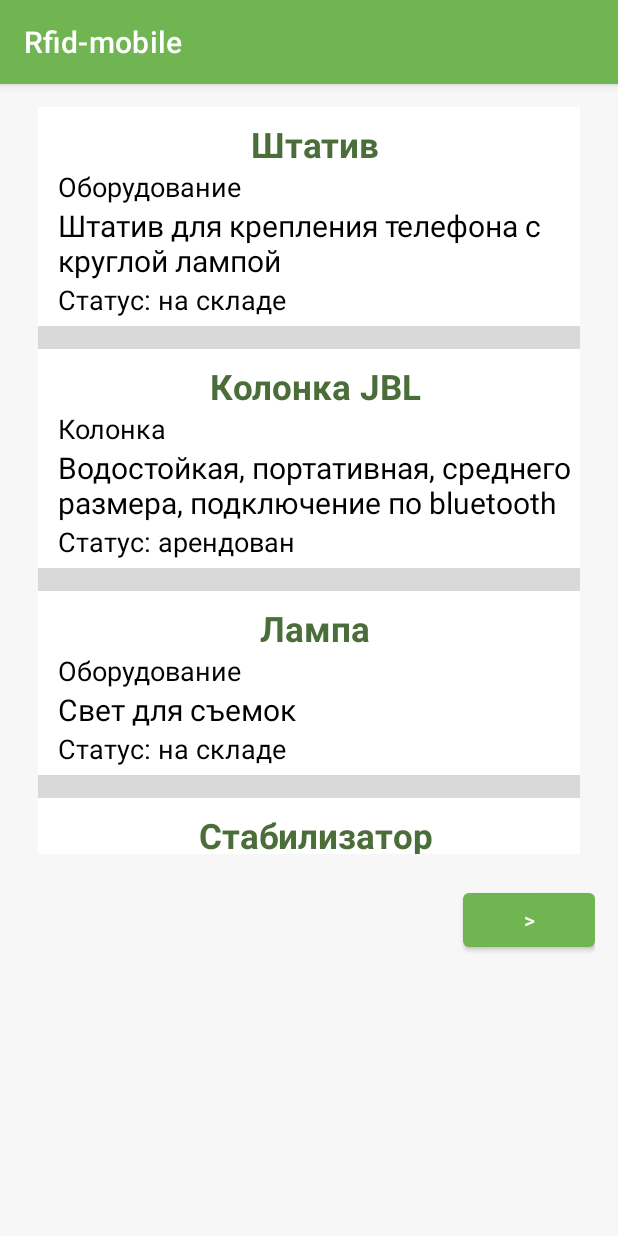
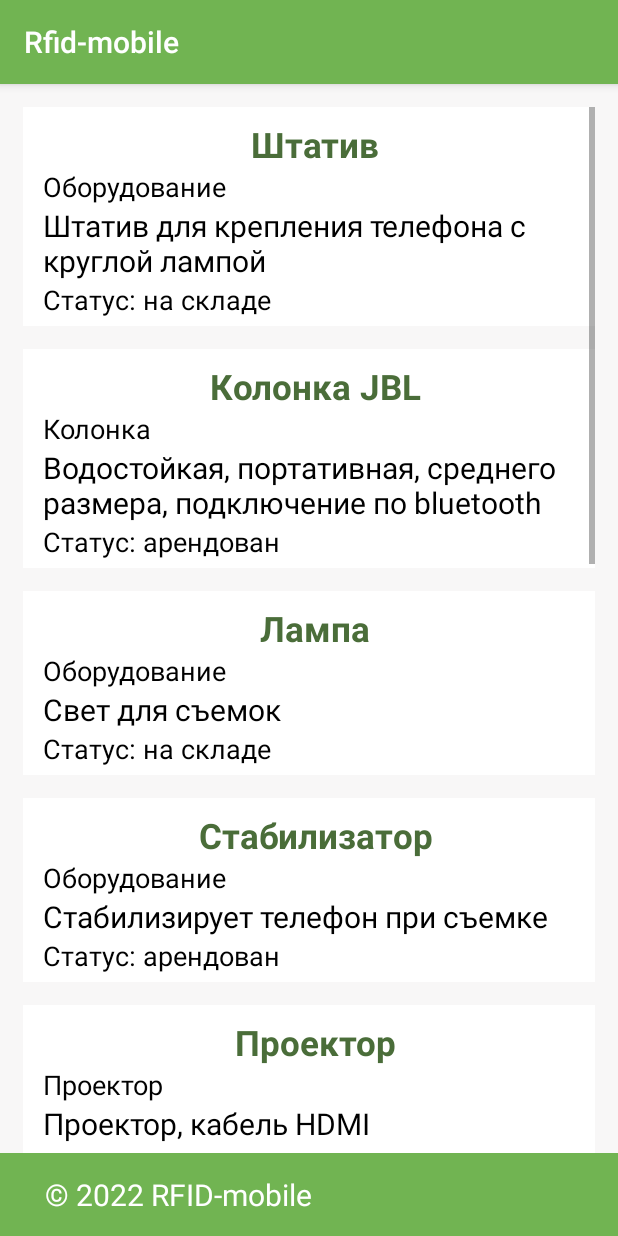
Before and after one commit to RusakovRodion/Rfid-mobile, an Android app: the screen it shows after launch (MainActivity), on a phone screen of 412 x 824 dp. Run offline under Robolectric (Android 15) with nearby library versions, the phone set to English and light mode, and no system bars.

```diff
--- a/app/src/main/java/com/example/rfid_mobile/MainActivity.java
+++ b/app/src/main/java/com/example/rfid_mobile/MainActivity.java
@@ -8,7 +8,7 @@ import android.view.View;
 import java.util.ArrayList;
 
 import android.os.Bundle;
-
+import android.view.LayoutInflater;
 public class MainActivity extends AppCompatActivity {
     //Кол-во элементов
     public int TOTAL_LIST_ITEMS = 0;
@@ -39,6 +39,13 @@ public class MainActivity extends AppCompatActivity {
         objects.add(new ObjectClass(12, "Лампа3", "Свет для съемок", true, "Оборудование"));
         objects.add(new ObjectClass(13, "Стабилизатор3", "Стабилизирует телефон при съемке", false, "Оборудование"));
         objects.add(new ObjectClass(14, "Проектор3", "Проектор, кабель HDMI", true, "Проектор"));
+        objects.add(new ObjectClass(15, "Штатив4", "Штатив для крепления телефона с круглой лампой", true, "Оборудование"));
+        objects.add(new ObjectClass(16, "Колонка JBL4", "Водостойкая, портативная, среднего размера, подключение по bluetooth", false, "Колонка"));
+        objects.add(new ObjectClass(17, "Лампа4", "Свет для съемок", true, "Оборудование"));
+        objects.add(new ObjectClass(18, "Стабилизатор4", "Стабилизирует телефон при съемке", false, "Оборудование"));
+        objects.add(new ObjectClass(19, "Проектор4", "Проектор, кабель HDMI", true, "Проектор"));
+        objects.add(new ObjectClass(20, "Штатив5", "Штатив для крепления телефона с круглой лампой", true, "Оборудование"));
+
         TOTAL_LIST_ITEMS = objects.size();
         TOTAL_PAGE_COUNT = TOTAL_LIST_ITEMS / NUM_ITEMS_PAGE + 1;
 
@@ -56,6 +63,10 @@ public class MainActivity extends AppCompatActivity {
 
         // получаем элемент ListView
         ListView listView = findViewById(R.id.objectsList);
+        // прикрепляем footer с кнопками
+        LayoutInflater inflater = LayoutInflater.from(this);
+        View footerView = inflater.inflate(R.layout.buttons_mini, null);
+        listView.addFooterView(footerView);
         testDraw(currentPage, listView);
 
         //TODO добавляем для списка слушатель
@@ -92,7 +103,7 @@ public class MainActivity extends AppCompatActivity {
         });
     }
 
-    void testDraw(int currentPage, ListView listView){
+    void testDraw(int currentPage, ListView listView ){
         // создаем адаптер
         ObjectAdapter adapter = new ObjectAdapter(this,
                 R.layout.object_mini, objectsLists.get(currentPage-1));
--- a/app/src/main/res/layout/activity_main.xml
+++ b/app/src/main/res/layout/activity_main.xml
@@ -4,36 +4,53 @@
     xmlns:tools="http://schemas.android.com/tools"
     android:layout_width="match_parent"
     android:layout_height="match_parent"
-    android:padding="15dp"
     android:background="@color/back"
+    android:padding="0dp"
     tools:context=".MainActivity">
 
     <ListView
         android:id="@+id/objectsList"
-        android:layout_width="361dp"
-        android:layout_height="498dp"
+        android:layout_width="0dp"
+        android:layout_height="0dp"
+        android:layout_marginLeft="15dp"
+        android:layout_marginTop="15dp"
+        android:layout_marginRight="15dp"
+        android:divider="@color/back"
         android:dividerHeight="15dp"
+        android:fadeScrollbars="false"
+        app:layout_constraintBottom_toTopOf="@+id/constraintLayout3"
         app:layout_constraintHorizontal_bias="0.516"
         app:layout_constraintLeft_toLeftOf="parent"
         app:layout_constraintRight_toRightOf="parent"
         app:layout_constraintTop_toTopOf="parent" />
 
-    <Button
-        android:id="@+id/leftButton"
-        android:layout_width="wrap_content"
-        android:layout_height="wrap_content"
-        android:layout_marginTop="20dp"
-        android:text='@string/lessSymbol'
-        app:layout_constraintStart_toStartOf="parent"
-        app:layout_constraintTop_toBottomOf="@+id/objectsList" />
+    <androidx.constraintlayout.widget.ConstraintLayout
+        android:id="@+id/constraintLayout3"
+        android:layout_width="413dp"
+        android:layout_height="55dp"
+        android:layout_alignParentBottom="true"
+        android:accessibilityHeading="false"
+        android:addStatesFromChildren="false"
+        android:background="@color/whiteGreen"
+        android:backgroundTintMode="screen"
+        app:layout_constraintBottom_toBottomOf="parent"
+        app:layout_constraintEnd_toEndOf="parent"
+        app:layout_constraintHorizontal_bias="0.52"
+        app:layout_constraintStart_toStartOf="parent">
 
-    <Button
-        android:id="@+id/rightButton"
-        android:layout_width="wrap_content"
-        android:layout_height="wrap_content"
-        android:layout_marginTop="20dp"
-        android:text='@string/greaterSymbol'
-        app:layout_constraintEnd_toEndOf="parent"
-        app:layout_constraintTop_toBottomOf="@+id/objectsList" />
+
+        <TextView
+            android:id="@+id/textView"
+            android:layout_width="wrap_content"
+            android:layout_height="wrap_content"
+            android:layout_marginStart="30dp"
+            android:text="© 2022 RFID-mobile"
+            android:textColor="#FFFFFF"
+            android:textSize="20sp"
+            app:layout_constraintBottom_toBottomOf="parent"
+            app:layout_constraintStart_toStartOf="parent"
+            app:layout_constraintTop_toTopOf="parent"
+            tools:ignore="TextContrastCheck" />
+    </androidx.constraintlayout.widget.ConstraintLayout>
 
 </androidx.constraintlayout.widget.ConstraintLayout>
--- a/app/src/main/res/layout/object_mini.xml
+++ b/app/src/main/res/layout/object_mini.xml
@@ -2,22 +2,22 @@
 <androidx.constraintlayout.widget.ConstraintLayout xmlns:android="http://schemas.android.com/apk/res/android"
     xmlns:app="http://schemas.android.com/apk/res-auto"
     android:layout_width="match_parent"
-    android:padding="5dp"
     android:layout_height="wrap_content"
-    android:background="@color/white">
+    android:background="@color/white"
+    android:padding="5dp">
 
     <TextView
         android:id="@+id/nameObject"
-        android:gravity="center"
         android:layout_width="match_parent"
         android:layout_height="wrap_content"
         android:layout_marginStart="8dp"
         android:layout_marginTop="4dp"
+        android:gravity="center"
         android:text="Название"
-        android:textStyle="bold"
         android:textAlignment="center"
         android:textColor="@color/green"
         android:textSize="23sp"
+        android:textStyle="bold"
         app:layout_constraintLeft_toLeftOf="parent"
         app:layout_constraintStart_toStartOf="parent"
         app:layout_constraintTop_toTopOf="parent" />
--- a/app/src/main/res/values/themes.xml
+++ b/app/src/main/res/values/themes.xml
@@ -1,6 +1,6 @@
 <resources xmlns:tools="http://schemas.android.com/tools">
     <!-- Base application theme. -->
-    <style name="Theme.Rfidmobile" parent="Theme.MaterialComponents.DayNight.DarkActionBar">
+    <style name="Theme.Rfidmobile" parent="Theme.AppCompat.DayNight.DarkActionBar">
         <!-- Primary brand color. -->
         <item name="colorPrimary">@color/whiteGreen</item>
         <item name="colorPrimaryVariant">@color/green</item>
@@ -10,7 +10,7 @@
         <item name="colorSecondaryVariant">@color/teal_700</item>
         <item name="colorOnSecondary">@color/black</item>
         <!-- Status bar color. -->
-        <item name="android:statusBarColor" tools:targetApi="l">?attr/colorPrimaryVariant</item>
+        <item name="android:statusBarColor" tools:targetApi="l"  >?attr/colorPrimaryVariant</item>
         <!-- Customize your theme here. -->
     </style>
 </resources>
```
Also changed, not shown: app/src/main/res/drawable/transparent_bg_bordered.xml (+10 -0 lines), app/src/main/res/drawable/transparent_bg_bordered_button.xml (+6 -3 lines), app/src/main/res/layout/buttons_mini.xml (+28 -2 lines).
